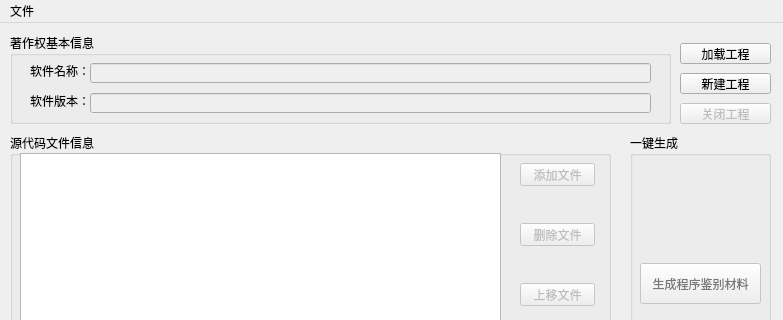
Old version of the form ui_designer/main.ui in the repository swx-opentech/SCRM-Generator; both pictures show x 0 to 783 and y 0 to 320 of the 783 by 511 pixel window.
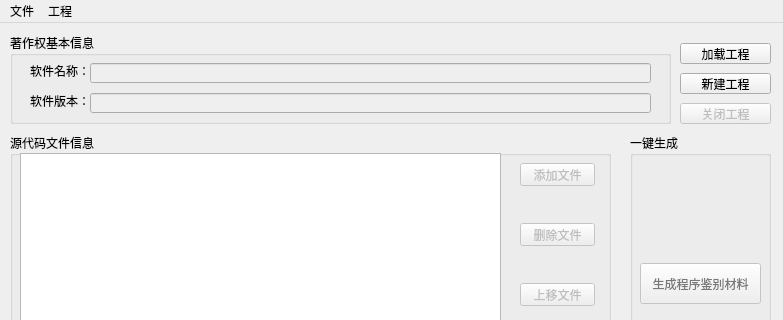
New version of the form.

Commit message: [Style] Change Menu UI

The edit to the form file:
```diff
--- a/ui_designer/main.ui
+++ b/ui_designer/main.ui
@@ -439,7 +439,7 @@
      <height>22</height>
     </rect>
    </property>
-   <widget class="QMenu" name="menu">
+   <widget class="QMenu" name="FileMenu">
     <property name="title">
      <string>文件</string>
     </property>
@@ -447,7 +447,16 @@
     <addaction name="Load"/>
     <addaction name="SaveFile"/>
    </widget>
-   <addaction name="menu"/>
+   <widget class="QMenu" name="ProjectMenu">
+    <property name="title">
+     <string>工程</string>
+    </property>
+    <addaction name="LoadBtn_Menu"/>
+    <addaction name="NewBtn_Menu"/>
+    <addaction name="ClosePro_Menu"/>
+   </widget>
+   <addaction name="FileMenu"/>
+   <addaction name="ProjectMenu"/>
   </widget>
   <action name="NewProject">
    <property name="text">
```
Left out of the diff: 51 changed lines with no effect on the pictures. The commit also changes 2 other files.
